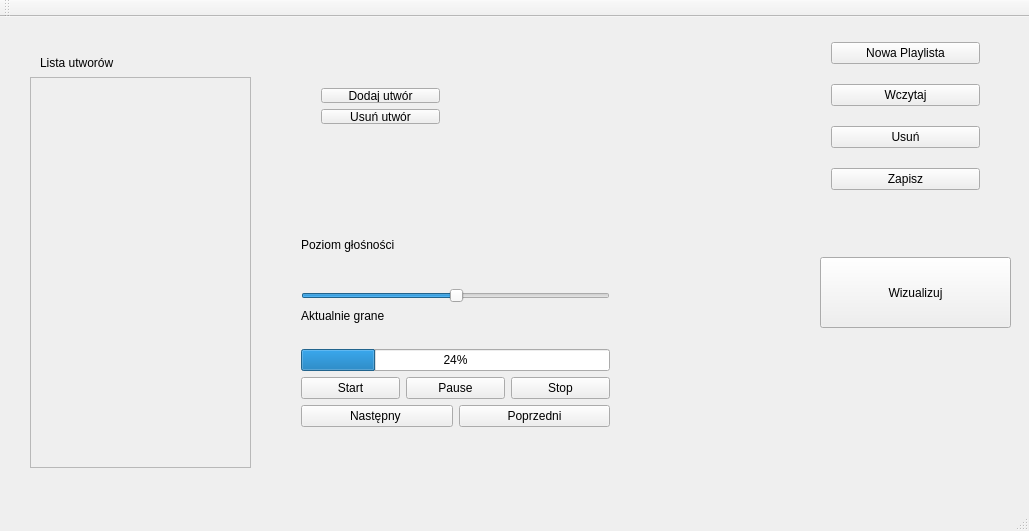
First picture: the form in mp3_player/forms/mainwindow.ui, repository adam123600/mp3_player_QT, before the edit.
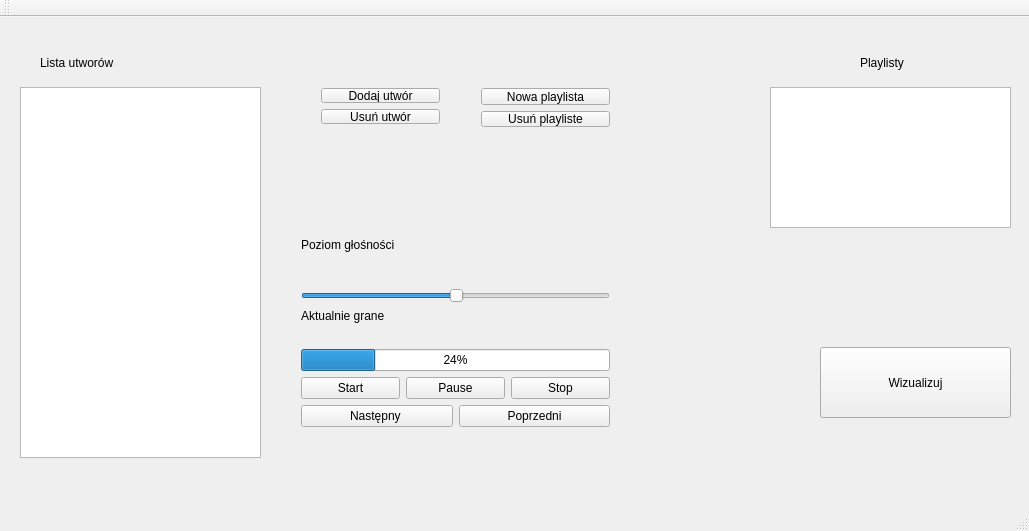
Second picture: the form after the edit.

Commit message: Add basic playlist functionality

```diff
--- a/mp3_player/forms/mainwindow.ui
+++ b/mp3_player/forms/mainwindow.ui
@@ -27,29 +27,6 @@
      <string>Lista utworów</string>
     </property>
    </widget>
-   <widget class="QScrollArea" name="scrollArea">
-    <property name="geometry">
-     <rect>
-      <x>30</x>
-      <y>60</y>
-      <width>221</width>
-      <height>391</height>
-     </rect>
-    </property>
-    <property name="widgetResizable">
-     <bool>true</bool>
-    </property>
-    <widget class="QWidget" name="scrollAreaWidgetContents">
-     <property name="geometry">
-      <rect>
-       <x>0</x>
-       <y>0</y>
-       <width>219</width>
-       <height>389</height>
-      </rect>
-     </property>
-    </widget>
-   </widget>
    <widget class="QWidget" name="layoutWidget">
     <property name="geometry">
      <rect>
@@ -80,7 +57,7 @@
     <property name="geometry">
      <rect>
       <x>820</x>
-      <y>240</y>
+      <y>330</y>
       <width>191</width>
       <height>71</height>
      </rect>
@@ -92,38 +69,24 @@
    <widget class="QWidget" name="layoutWidget">
     <property name="geometry">
      <rect>
-      <x>820</x>
-      <y>0</y>
-      <width>171</width>
-      <height>201</height>
+      <x>470</x>
+      <y>60</y>
+      <width>151</width>
+      <height>61</height>
      </rect>
     </property>
     <layout class="QVBoxLayout" name="verticalLayout_3">
      <item>
       <widget class="QPushButton" name="pbNewPlaylist">
        <property name="text">
-        <string>Nowa Playlista</string>
-       </property>
-      </widget>
-     </item>
-     <item>
-      <widget class="QPushButton" name="pbLoadPlaylist">
-       <property name="text">
-        <string>Wczytaj</string>
+        <string>Nowa playlista</string>
        </property>
       </widget>
      </item>
      <item>
       <widget class="QPushButton" name="pbDeletePlaylist">
        <property name="text">
-        <string>Usuń</string>
-       </property>
-      </widget>
-     </item>
-     <item>
-      <widget class="QPushButton" name="pbSavePlaylist">
-       <property name="text">
-        <string>Zapisz</string>
+        <string>Usuń playliste</string>
        </property>
       </widget>
      </item>
@@ -230,6 +193,39 @@
      </item>
     </layout>
    </widget>
+   <widget class="QListWidget" name="listSongs">
+    <property name="geometry">
+     <rect>
+      <x>20</x>
+      <y>70</y>
+      <width>241</width>
+      <height>371</height>
+     </rect>
+    </property>
+   </widget>
+   <widget class="QListWidget" name="listPlaylists">
+    <property name="geometry">
+     <rect>
+      <x>770</x>
+      <y>70</y>
+      <width>241</width>
+      <height>141</height>
+     </rect>
+    </property>
+   </widget>
+   <widget class="QLabel" name="label_3">
+    <property name="geometry">
+     <rect>
+      <x>860</x>
+      <y>30</y>
+      <width>61</width>
+      <height>31</height>
+     </rect>
+    </property>
+    <property name="text">
+     <string>Playlisty</string>
+    </property>
+   </widget>
   </widget>
   <widget class="QMenuBar" name="menuBar">
    <property name="geometry">
```
The commit also changes 3 other files.
